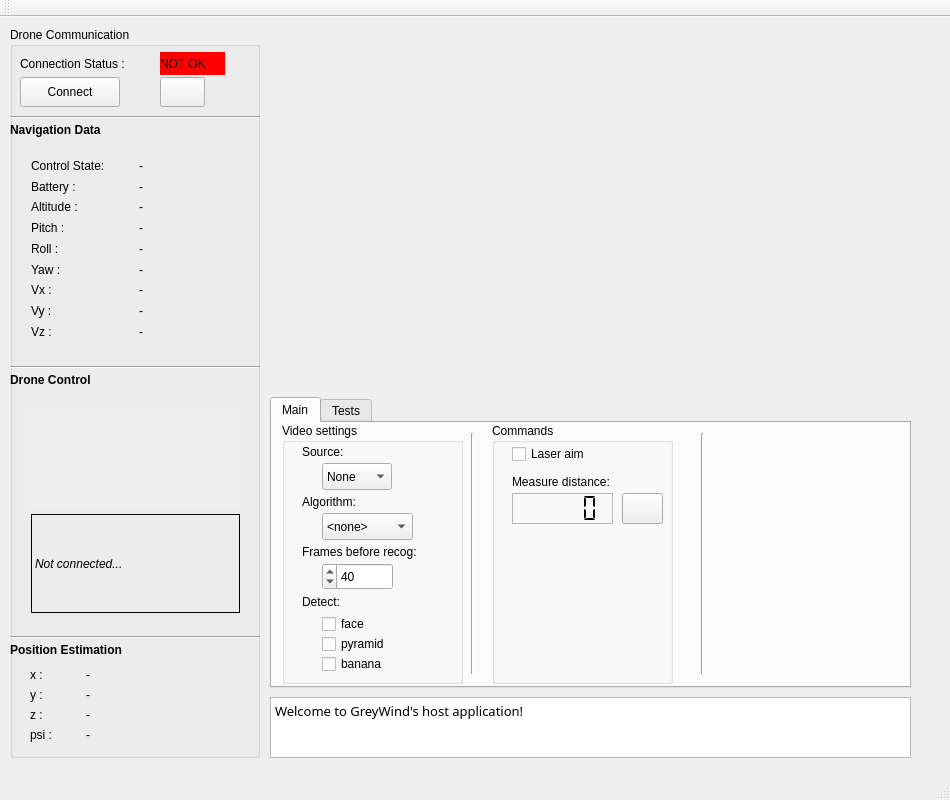
Qt form HostApplication/GUI/mainwindow.ui (Nicobite/GreyWind) before a commit.
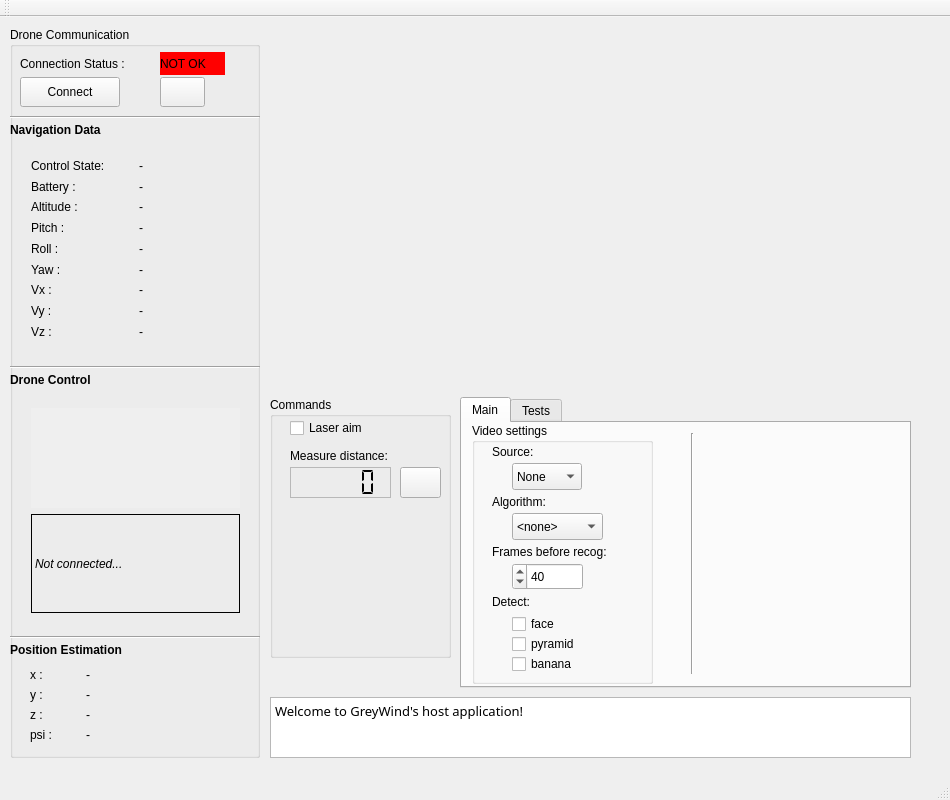
The same form after that commit. Icons and pictures are not drawn. Custom widgets are drawn as their Qt base class.

Diff of the .ui file:
```diff
--- a/HostApplication/GUI/mainwindow.ui
+++ b/HostApplication/GUI/mainwindow.ui
@@ -1119,9 +1119,9 @@
    <widget class="QTabWidget" name="mainTabWidget">
     <property name="geometry">
      <rect>
-      <x>270</x>
+      <x>460</x>
       <y>380</y>
-      <width>641</width>
+      <width>451</width>
       <height>291</height>
      </rect>
     </property>
@@ -1345,11 +1345,31 @@
        </widget>
       </widget>
      </widget>
-     <widget class="QGroupBox" name="groupBox_2">
+     <widget class="Line" name="line_3">
       <property name="geometry">
        <rect>
         <x>220</x>
-        <y>0</y>
+        <y>10</y>
+        <width>20</width>
+        <height>241</height>
+       </rect>
+      </property>
+      <property name="orientation">
+       <enum>Qt::Vertical</enum>
+      </property>
+     </widget>
+    </widget>
+    <widget class="QWidget" name="tab_2">
+     <attribute name="title">
+      <string>Tests</string>
+     </attribute>
+    </widget>
+   </widget>
+   <widget class="QGroupBox" name="groupBox_2">
+    <property name="geometry">
+     <rect>
+      <x>270</x>
+      <y>380</y>
         <width>181</width>
         <height>261</height>
        </rect>
@@ -1430,39 +1450,6 @@
          <height>24</height>
         </size>
        </property>
-      </widget>
-     </widget>
-     <widget class="Line" name="line_3">
-      <property name="geometry">
-       <rect>
-        <x>190</x>
-        <y>10</y>
-        <width>20</width>
-        <height>241</height>
-       </rect>
-      </property>
-      <property name="orientation">
-       <enum>Qt::Vertical</enum>
-      </property>
-     </widget>
-     <widget class="Line" name="line_4">
-      <property name="geometry">
-       <rect>
-        <x>420</x>
-        <y>10</y>
-        <width>20</width>
-        <height>241</height>
-       </rect>
-      </property>
-      <property name="orientation">
-       <enum>Qt::Vertical</enum>
-      </property>
-     </widget>
-    </widget>
-    <widget class="QWidget" name="tab_2">
-     <attribute name="title">
-      <string>Tests</string>
-     </attribute>
     </widget>
    </widget>
   </widget>
```
Lines whose indentation alone changed are shown as unchanged.
